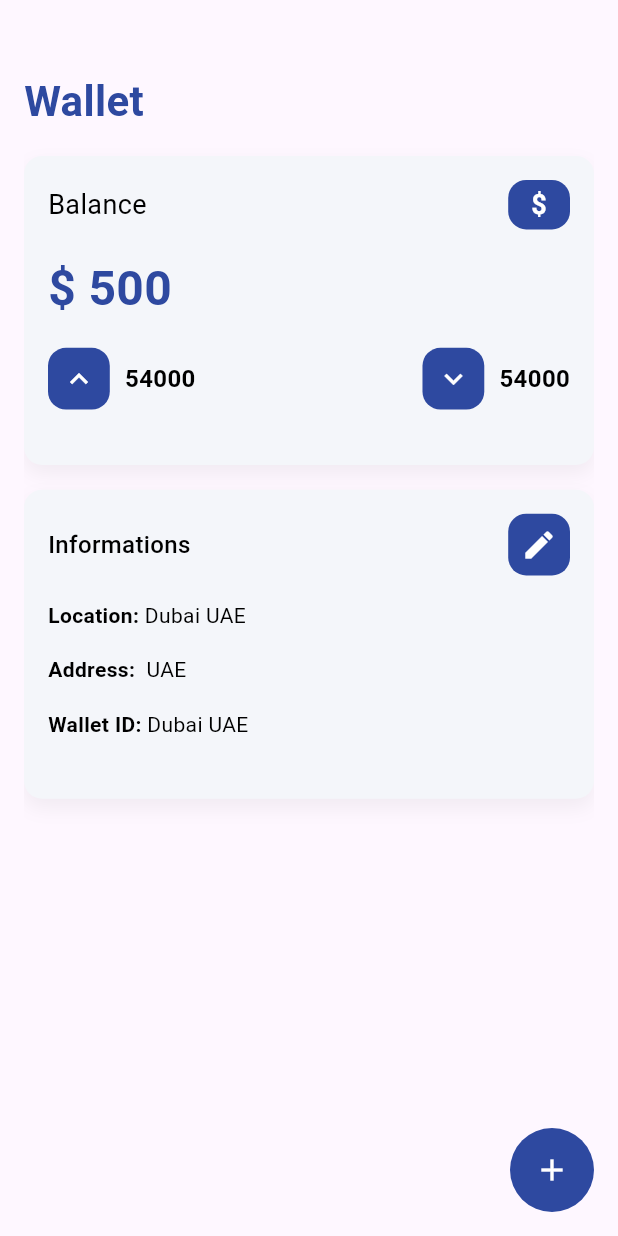
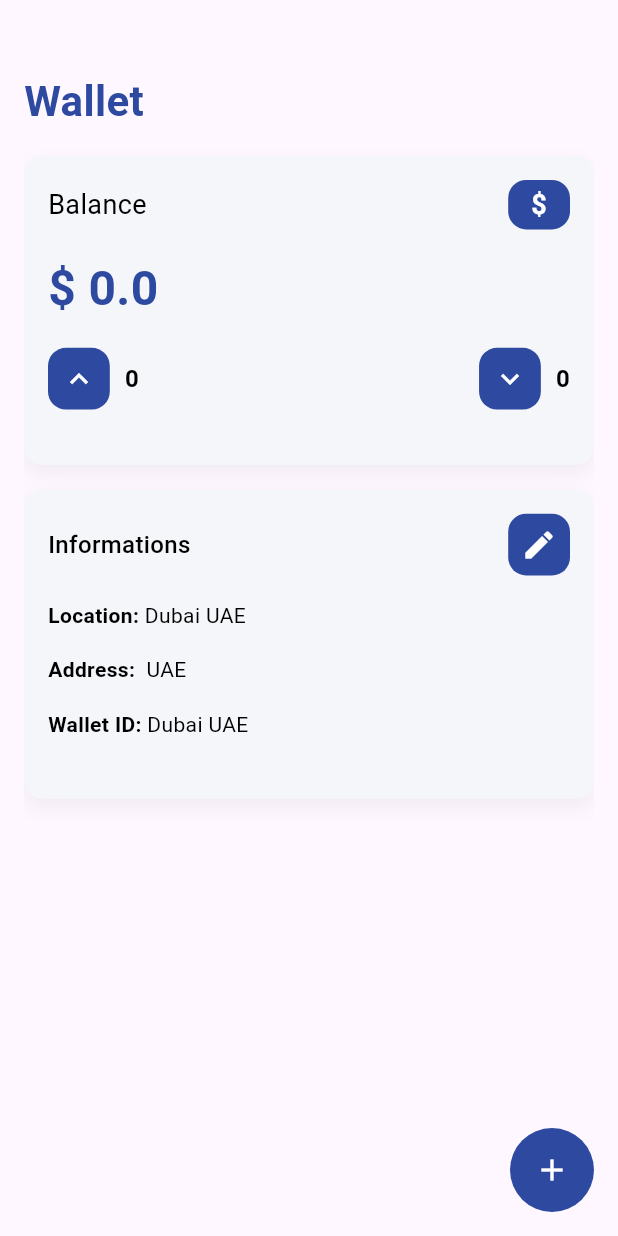
Before and after one commit to innomatrics/saqer_service, a Flutter app: the DriverWalletScreen screen opened directly, on a phone screen of 412 x 824 dp. Run offline on Flutter 3.47's test engine with Material 3 defaults, Android fonts, the phone set to English and light mode, and no system bars; our stand-ins replace cached_network_image, cloud_firestore, curved_navigation_bar, delightful_toast, dotted_border, firebase_auth and 11 more; accounts and stored records are empty.

Commit message:
demon completed

```diff
--- a/lib/screens/driver/screens/driver wallet/components/money/add_wallet_money.dart
+++ b/lib/screens/driver/screens/driver wallet/components/money/add_wallet_money.dart
@@ -78,6 +78,10 @@ class _AddWalletMoneyState extends State<AddWalletMoney> {
                         log("Card: ${selectedCard.maskedNumber}");
 
                         if (isSuccess && context.mounted) {
+                          successSnackBar(
+                            message: "Amount added successfully",
+                            context: context,
+                          );
                           Navigator.pop(context);
                         }
                       },
--- a/lib/screens/driver/screens/driver wallet/view model/driver_wallet_provider.dart
+++ b/lib/screens/driver/screens/driver wallet/view model/driver_wallet_provider.dart
@@ -30,4 +30,13 @@ class DriverWalletProvider extends ChangeNotifier {
     }
     return false;
   }
+
+  double get totalAvailableBalance {
+    double total = 0.0;
+
+    for (final wallet in _driverWallet) {
+      total += wallet.balance;
+    }
+    return total;
+  }
 }
--- a/lib/screens/driver/screens/driver wallet/view/driver_wallet_screen.dart
+++ b/lib/screens/driver/screens/driver wallet/view/driver_wallet_screen.dart
@@ -59,7 +59,9 @@ class _DriverWalletScreenState extends State<DriverWalletScreen> {
                     ),
                   ],
                 ),
-                child: Column(
+                child: Consumer<DriverWalletProvider>(
+                  builder: (context, provider, child) {
+                    return Column(
                       crossAxisAlignment: CrossAxisAlignment.start,
                       spacing: size.height * 0.02,
                       children: [
@@ -94,9 +96,9 @@ class _DriverWalletScreenState extends State<DriverWalletScreen> {
                             ),
                           ],
                         ),
-                    const Text(
-                      "\$ 500",
-                      style: TextStyle(
+                        Text(
+                          "\$ ${provider.totalAvailableBalance}",
+                          style: const TextStyle(
                             color: AppColors.mainColor,
                             fontSize: 32,
                             fontWeight: FontWeight.bold,
@@ -108,16 +110,18 @@ class _DriverWalletScreenState extends State<DriverWalletScreen> {
                             _customIncomeContainer(
                               size: size,
                               icon: Icons.keyboard_arrow_up,
-                          text: "54000",
+                              text: "0",
                             ),
                             _customIncomeContainer(
                               size: size,
                               icon: Icons.keyboard_arrow_down,
-                          text: "54000",
+                              text: "0",
                             ),
                           ],
                         ),
                       ],
+                    );
+                  },
                 ),
               ),
               _customContainer(
@@ -151,8 +155,29 @@ class _DriverWalletScreenState extends State<DriverWalletScreen> {
                 child: Consumer<DriverWalletProvider>(
                   builder: (context, provider, child) {
                     return ListView.builder(
+                      itemCount: provider.driverWallet.length,
+                      shrinkWrap: true,
+                      physics: const ClampingScrollPhysics(),
                       itemBuilder: (context, index) {
-                        return Text("");
+                        final data = provider.driverWallet[index];
+                        return ListTile(
+                          title: Text(
+                            data.creditCards.cardHolderName,
+                            style: const TextStyle(
+                              color: AppColors.mainColor,
+                              fontSize: 18,
+                              fontWeight: FontWeight.bold,
+                            ),
+                          ),
+                          trailing: Text(
+                            "${data.balance}",
+                            style: const TextStyle(
+                              color: AppColors.mainColor,
+                              fontSize: 16,
+                              fontWeight: FontWeight.bold,
+                            ),
+                          ),
+                        );
                       },
                     );
                   },
```
Lines whose indentation alone changed are shown as unchanged.
